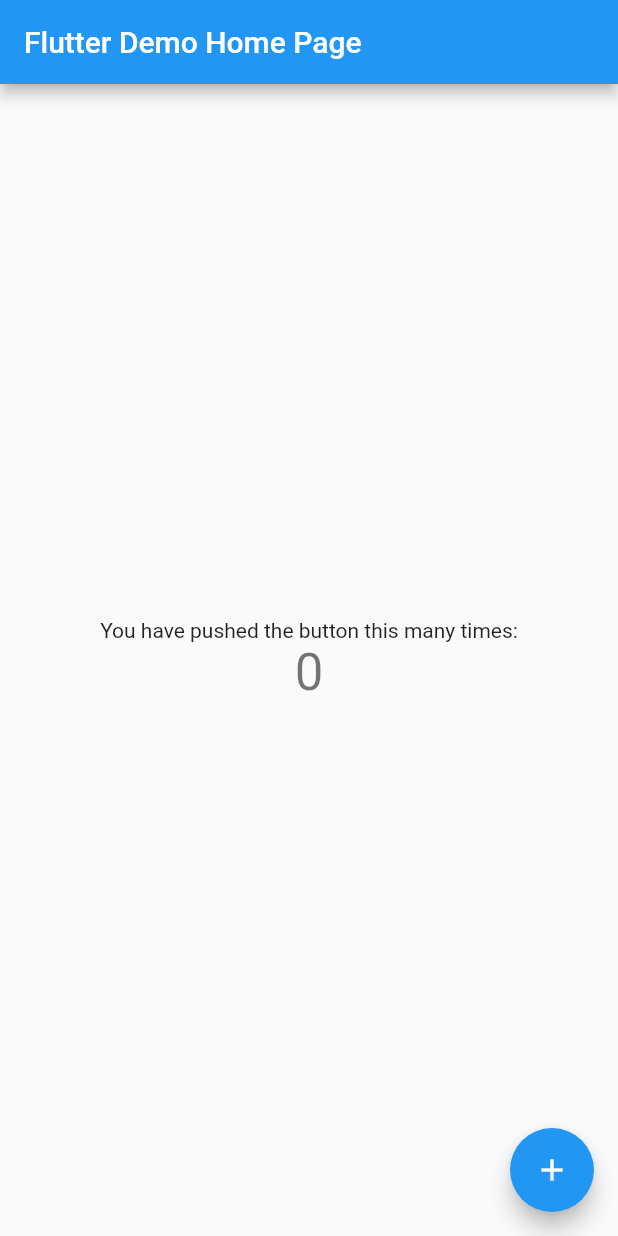
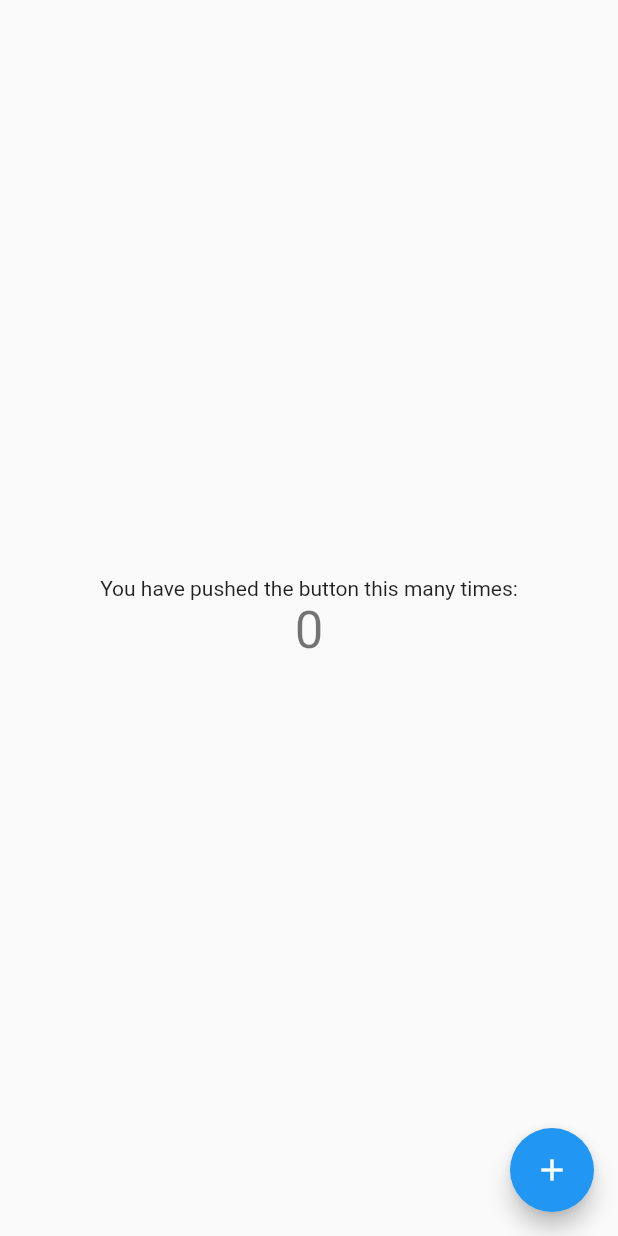
Before and after one commit to tnup/GlobalDo, a Flutter app: the screen it shows after launch, on a phone screen of 412 x 824 dp. Run offline on Flutter 3.47's test engine with Material 2 defaults, Android fonts, the phone set to English and light mode, and no system bars.

Commit message:
cleaned up

```diff
--- a/globaldo/lib/main.dart
+++ b/globaldo/lib/main.dart
@@ -1,4 +1,5 @@
 import 'package:flutter/material.dart';
+import 'package:flutter/services.dart';
 
 void main() => runApp(MyApp());
 
@@ -6,18 +7,10 @@ class MyApp extends StatelessWidget {
   // This widget is the root of your application.
   @override
   Widget build(BuildContext context) {
+
     return MaterialApp(
       title: 'Flutter Demo',
       theme: ThemeData(
-        // This is the theme of your application.
-        //
-        // Try running your application with "flutter run". You'll see the
-        // application has a blue toolbar. Then, without quitting the app, try
-        // changing the primarySwatch below to Colors.green and then invoke
-        // "hot reload" (press "r" in the console where you ran "flutter run",
-        // or simply save your changes to "hot reload" in a Flutter IDE).
-        // Notice that the counter didn't reset back to zero; the application
-        // is not restarted.
         primarySwatch: Colors.blue,
       ),
       home: MyHomePage(title: 'Flutter Demo Home Page'),
@@ -27,68 +20,32 @@ class MyApp extends StatelessWidget {
 
 class MyHomePage extends StatefulWidget {
   MyHomePage({Key key, this.title}) : super(key: key);
-
-  // This widget is the home page of your application. It is stateful, meaning
-  // that it has a State object (defined below) that contains fields that affect
-  // how it looks.
-
-  // This class is the configuration for the state. It holds the values (in this
-  // case the title) provided by the parent (in this case the App widget) and
-  // used by the build method of the State. Fields in a Widget subclass are
-  // always marked "final".
-
   final String title;
-
   @override
   _MyHomePageState createState() => _MyHomePageState();
 }
 
 class _MyHomePageState extends State<MyHomePage> {
   int _counter = 0;
-
   void _incrementCounter() {
     setState(() {
-      // This call to setState tells the Flutter framework that something has
-      // changed in this State, which causes it to rerun the build method below
-      // so that the display can reflect the updated values. If we changed
-      // _counter without calling setState(), then the build method would not be
-      // called again, and so nothing would appear to happen.
       _counter++;
     });
   }
 
   @override
   Widget build(BuildContext context) {
-    // This method is rerun every time setState is called, for instance as done
-    // by the _incrementCounter method above.
-    //
-    // The Flutter framework has been optimized to make rerunning build methods
-    // fast, so that you can just rebuild anything that needs updating rather
-    // than having to individually change instances of widgets.
+    // fullscreen
+    SystemChrome.setEnabledSystemUIOverlays([]);
+    // no rotation
+    SystemChrome.setPreferredOrientations([
+        DeviceOrientation.portraitUp,
+      ]);
+
     return Scaffold(
-      appBar: AppBar(
-        // Here we take the value from the MyHomePage object that was created by
-        // the App.build method, and use it to set our appbar title.
-        title: Text(widget.title),
-      ),
       body: Center(
-        // Center is a layout widget. It takes a single child and positions it
-        // in the middle of the parent.
+
         child: Column(
-          // Column is also layout widget. It takes a list of children and
-          // arranges them vertically. By default, it sizes itself to fit its
-          // children horizontally, and tries to be as tall as its parent.
-          //
-          // Invoke "debug painting" (press "p" in the console, choose the
-          // "Toggle Debug Paint" action from the Flutter Inspector in Android
-          // Studio, or the "Toggle Debug Paint" command in Visual Studio Code)
-          // to see the wireframe for each widget.
-          //
-          // Column has various properties to control how it sizes itself and
-          // how it positions its children. Here we use mainAxisAlignment to
-          // center the children vertically; the main axis here is the vertical
-          // axis because Columns are vertical (the cross axis would be
-          // horizontal).
           mainAxisAlignment: MainAxisAlignment.center,
           children: <Widget>[
             Text(
@@ -101,11 +58,12 @@ class _MyHomePageState extends State<MyHomePage> {
           ],
         ),
       ),
+      floatingActionButtonLocation: FloatingActionButtonLocation.endFloat,
       floatingActionButton: FloatingActionButton(
         onPressed: _incrementCounter,
         tooltip: 'Increment',
         child: Icon(Icons.add),
-      ), // This trailing comma makes auto-formatting nicer for build methods.
+      ),
     );
   }
 }
```
